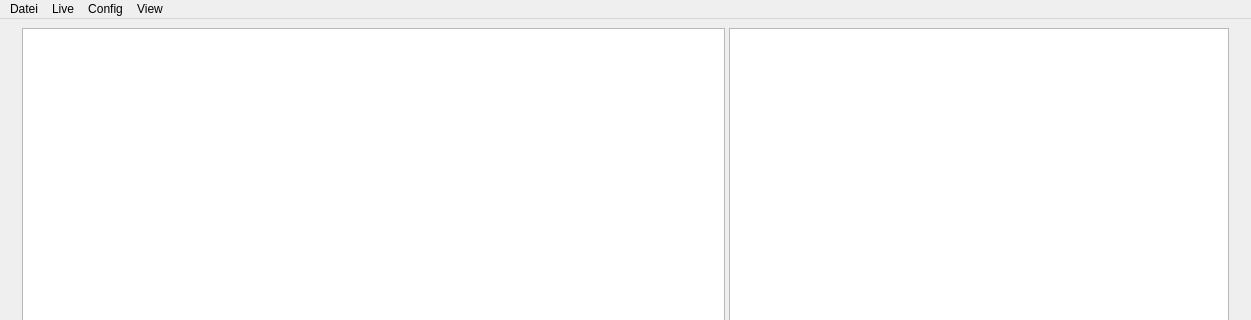
The window that verteiltes_yolov3/gui.ui (farbton/verteiltes_yolov3) describes before a commit, drawn with Qt 5; both pictures show x 0 to 1251 and y 0 to 320 of the 1251 by 943 pixel window.
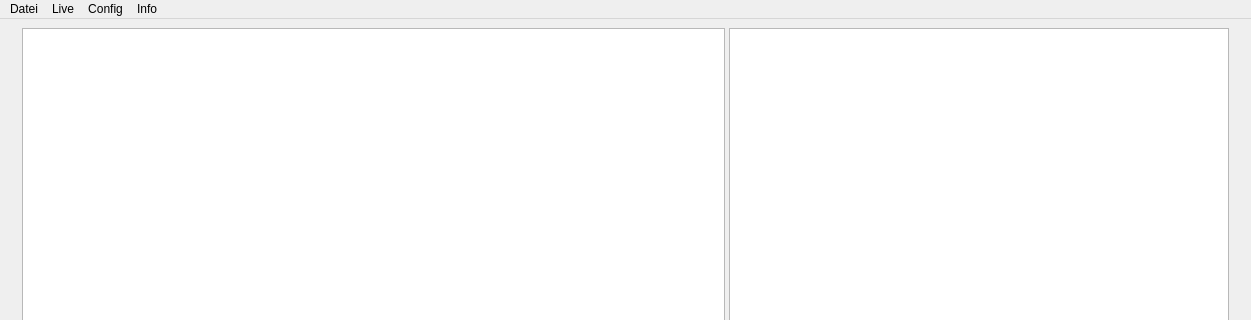
The same window after the commit.

```diff
--- a/verteiltes_yolov3/gui.ui
+++ b/verteiltes_yolov3/gui.ui
@@ -236,7 +236,7 @@
    </widget>
    <widget class="QMenu" name="menuView">
     <property name="title">
-     <string>View</string>
+     <string>Info</string>
     </property>
     <addaction name="separator"/>
    </widget>
```
Left out of the diff: 6 changed lines with no effect on the pictures.
